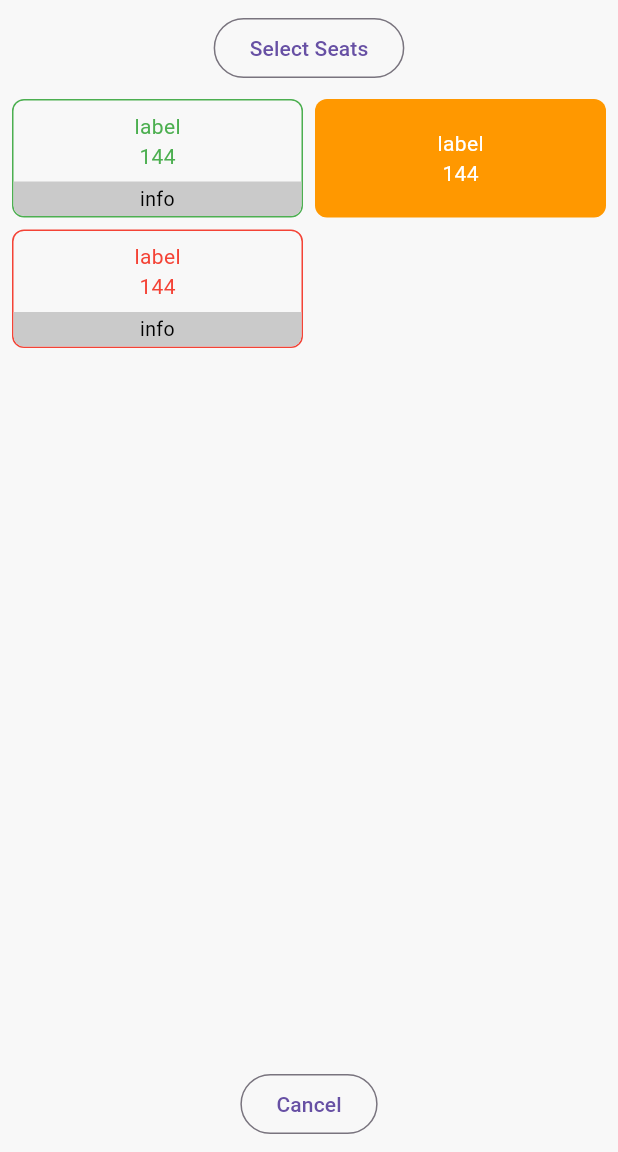
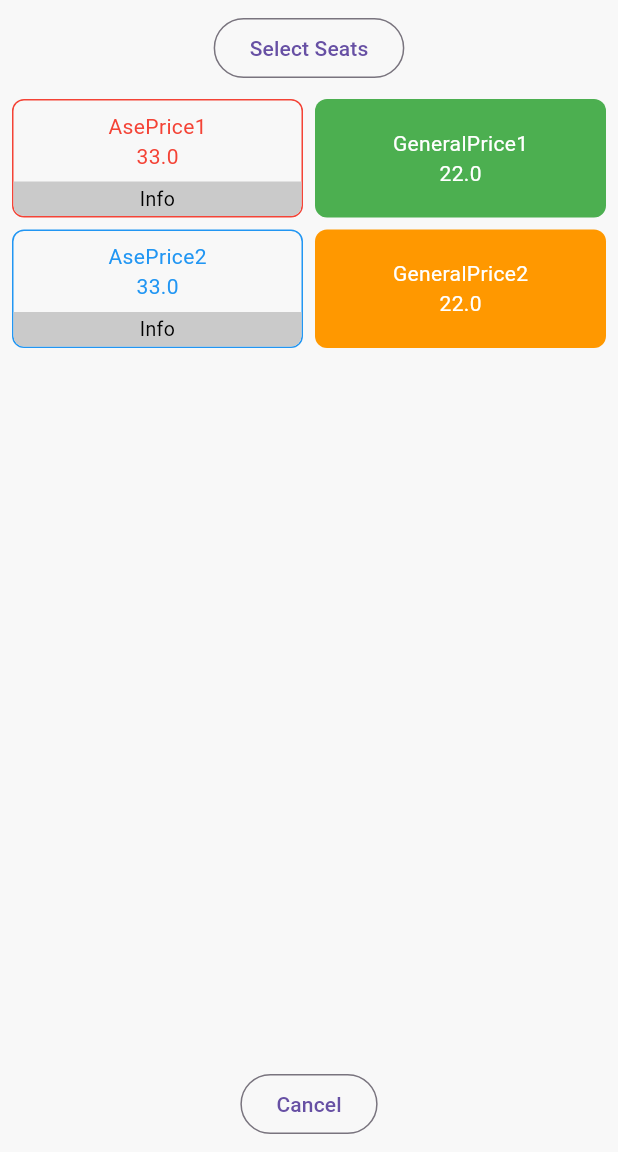
Before and after one commit to NKoroloff/flutter-test, a Flutter app: the SelectSeatsView screen opened by its route, on a phone screen of 412 x 824 dp, the part 84-1236 px from its top. Run offline on Flutter 3.47's test engine with Material 3 defaults, Android fonts, the phone set to English and light mode, and no system bars; our stand-ins replace get.

Commit message:
general, ase prices models. select seats, edit price view

```diff
--- /dev/null
+++ b/lib/modules/cash_drawer/bindings/select_seats_binding.dart
@@ -0,0 +1,9 @@
+import 'package:get/get.dart';
+import 'package:purplepass_test_task/modules/cash_drawer/controllers/price_controller.dart';
+
+class SelectSeatsBinding extends Bindings {
+  @override
+  void dependencies() {
+    Get.put<PriceController>(PriceController());
+  }
+}
--- a/lib/modules/cash_drawer/controllers/price_controller.dart
+++ b/lib/modules/cash_drawer/controllers/price_controller.dart
@@ -1,37 +1,72 @@
 import 'package:flutter/material.dart';
 import 'package:get/get.dart';
 import 'package:purplepass_test_task/modules/cash_drawer/models/ase_price_model.dart';
+import 'package:purplepass_test_task/modules/cash_drawer/models/custom_price.dart';
 import 'package:purplepass_test_task/modules/cash_drawer/models/general_price_model.dart';
 import 'package:purplepass_test_task/modules/cash_drawer/models/price_colors_model.dart';
 import 'package:purplepass_test_task/modules/cash_drawer/models/price_model.dart';
 
 class PriceController extends GetxController {
-  var prices = <Price>[
-    AsePrice(
-      priceColor: PriceColor(color: Colors.blue, name: 'Blue', id: 'blue3'),
-      rowName: '1',
-      seatName: '2',
-      section: 'vip',
-      quantity: 2,
-      id: 1,
-      name: '',
-    ),
-    GeneralPrice(
-      quantity: 2,
-      priceColor: PriceColor(color: Colors.blue, name: 'Blue', id: 'blue3'),
-      id: 2,
-      name: 'name',
-    ),
-  ].obs;
-
-  var defaultColors = <PriceColor>[
+  final defaultColors = <PriceColor>[
     PriceColor(color: Colors.red, name: 'Red', id: 'red1'),
     PriceColor(color: Colors.green, name: 'Green', id: 'green2'),
     PriceColor(color: Colors.blue, name: 'Blue', id: 'blue3'),
+    PriceColor(color: Colors.orange, name: 'Orange', id: 'orange4'),
   ];
+
+  late final RxList<Price> prices = _initializePrices();
+
+  RxList<Price> _initializePrices() {
+    return <Price>[
+      AsePrice(
+        priceColor: defaultColors[0],
+        quantity: 2,
+        id: 1,
+        name: 'AsePrice1',
+        price: 33,
+        info: 'Info',
+        customPrice: CustomPrice(value: '0', quantity: 0),
+      ),
+      GeneralPrice(
+        quantity: 2,
+        priceColor: defaultColors[1],
+        id: 2,
+        name: 'GeneralPrice1',
+        price: 22,
+        customPrice: CustomPrice(value: '0', quantity: 0),
+      ),
+      AsePrice(
+        priceColor: defaultColors[2],
+        quantity: 2,
+        id: 3,
+        name: 'AsePrice2',
+        price: 33,
+        info: 'Info',
+        customPrice: CustomPrice(value: '0', quantity: 0),
+      ),
+      GeneralPrice(
+        quantity: 2,
+        priceColor: defaultColors[3],
+        id: 4,
+        name: 'GeneralPrice2',
+        price: 22,
+        customPrice: CustomPrice(value: '0', quantity: 0),
+      ),
+    ].obs;
+  }
 
   void handleNameChange(int index, String value) {
     prices[index].name = value;
+    prices.refresh();
+  }
+
+  void handleChangePrice(int index, double value) {
+    prices[index].price = value;
+    prices.refresh();
+  }
+
+  void handleChangeQuantity(int index, int value) {
+    prices[index].quantity = value;
     prices.refresh();
   }
 
--- a/lib/modules/cash_drawer/models/ase_price_model.dart
+++ b/lib/modules/cash_drawer/models/ase_price_model.dart
@@ -1,22 +1,34 @@
 // ignore_for_file: public_member_api_docs, sort_constructors_first
+import 'package:flutter/material.dart';
+import 'package:purplepass_test_task/modules/cash_drawer/models/custom_price.dart';
 import 'package:purplepass_test_task/modules/cash_drawer/models/price_colors_model.dart';
 import 'package:purplepass_test_task/modules/cash_drawer/models/price_model.dart';
 
 class AsePrice extends Price {
-  PriceColor priceColor;
-  int quantity;
-  int id;
-  String name;
-  String rowName;
-  String seatName;
-  String section;
+  final String? info;
+  final Color? infoBackgroundColor;
   AsePrice({
-    required this.priceColor,
-    required this.quantity,
-    required this.id,
-    required this.name,
-    required this.rowName,
-    required this.seatName,
-    required this.section,
-  }) : super(priceColor: priceColor, quantity: quantity, id: id, name: name, type: PriceType.ase);
+    required CustomPrice customPrice,
+    required PriceColor priceColor,
+    required int quantity,
+    required double price,
+    required int id,
+    required String name,
+    this.info,
+    this.infoBackgroundColor,
+    PriceButtonVariant variant = PriceButtonVariant.outlined,
+    bool disabled = false,
+    VoidCallback? onTap,
+  }) : super(
+         customPrice: customPrice,
+         priceColor: priceColor,
+         quantity: quantity,
+         id: id,
+         price: price,
+         name: name,
+         type: PriceType.ase,
+         variant: variant,
+         disabled: disabled,
+         onTap: onTap,
+       );
 }
--- /dev/null
+++ b/lib/modules/cash_drawer/models/custom_price.dart
@@ -0,0 +1,6 @@
+class CustomPrice {
+  bool isActive;
+  String value;
+  int quantity;
+  CustomPrice({required this.value, required this.quantity, this.isActive = false});
+}
--- a/lib/modules/cash_drawer/models/general_price_model.dart
+++ b/lib/modules/cash_drawer/models/general_price_model.dart
@@ -1,17 +1,29 @@
+import 'package:flutter/material.dart';
+import 'package:purplepass_test_task/modules/cash_drawer/models/custom_price.dart';
 import 'package:purplepass_test_task/modules/cash_drawer/models/price_colors_model.dart';
 import 'package:purplepass_test_task/modules/cash_drawer/models/price_model.dart';
 
 class GeneralPrice extends Price {
   GeneralPrice({
+    required CustomPrice customPrice,
+    required PriceColor priceColor,
     required int quantity,
-    required PriceColor priceColor,
+    required double price,
     required int id,
     required String name,
+    PriceButtonVariant variant = PriceButtonVariant.filled,
+    bool disabled = false,
+    VoidCallback? onTap,
   }) : super(
+         customPrice: customPrice,
          quantity: quantity,
          priceColor: priceColor,
          id: id,
          name: name,
          type: PriceType.general,
+         variant: variant,
+         disabled: disabled,
+         onTap: onTap,
+         price: price,
        );
 }
--- a/lib/modules/cash_drawer/models/inventory_button_model.dart
+++ b/lib/modules/cash_drawer/models/inventory_button_model.dart
@@ -1,9 +1,9 @@
 import 'package:flutter/material.dart';
 
-enum InventoryButtonVariant { outlined, filled }
+enum PriceButtonVariant { outlined, filled }
 
 class InventoryItem {
-  final InventoryButtonVariant variant;
+  final PriceButtonVariant variant;
   final Color color;
   final VoidCallback onTap;
   final String label;
--- a/lib/modules/cash_drawer/models/price_model.dart
+++ b/lib/modules/cash_drawer/models/price_model.dart
@@ -1,19 +1,35 @@
+// ignore_for_file: public_member_api_docs, sort_constructors_first
+import 'package:flutter/material.dart';
+import 'package:purplepass_test_task/modules/cash_drawer/models/custom_price.dart';
+
 import 'package:purplepass_test_task/modules/cash_drawer/models/price_colors_model.dart';
 
 enum PriceType { general, ase }
 
+enum PriceButtonVariant { outlined, filled }
+
 abstract class Price {
+  PriceButtonVariant variant;
+  PriceColor priceColor;
+  PriceType type;
+  bool disabled;
   int quantity;
-  PriceColor priceColor;
+  double price;
+  String name;
   int id;
-  String name;
-  PriceType type;
+  VoidCallback? onTap;
+  CustomPrice customPrice;
   Price({
     required this.priceColor,
+    required this.customPrice,
     required this.quantity,
-    required this.id,
+    required this.variant,
+    required this.price,
     required this.name,
     required this.type,
+    required this.id,
+    this.disabled = false,
+    this.onTap,
   });
 
   @override
--- a/lib/modules/cash_drawer/views/select_seats_view.dart
+++ b/lib/modules/cash_drawer/views/select_seats_view.dart
@@ -1,39 +1,15 @@
 import 'package:flutter/material.dart';
-import 'package:get/utils.dart';
-import 'package:purplepass_test_task/modules/cash_drawer/models/inventory_button_model.dart';
-import 'package:purplepass_test_task/modules/cash_drawer/views/settings/widgets/inventory_button.dart';
+import 'package:get/get.dart';
+import 'package:purplepass_test_task/modules/cash_drawer/controllers/price_controller.dart';
+import 'package:purplepass_test_task/modules/cash_drawer/models/ase_price_model.dart';
+import 'package:purplepass_test_task/modules/cash_drawer/views/settings/widgets/price_button.dart';
 
 class SelectSeatsView extends StatelessWidget {
   const SelectSeatsView({super.key});
 
   @override
   Widget build(BuildContext context) {
-    final items = [
-      InventoryItem(
-        variant: InventoryButtonVariant.outlined,
-        onTap: () {},
-        label: 'label',
-        price: '144',
-        info: 'info',
-        color: Colors.green,
-      ),
-      InventoryItem(
-        variant: InventoryButtonVariant.filled,
-        onTap: () {},
-        label: 'label',
-        price: '144',
-        color: Colors.orange,
-      ),
-      InventoryItem(
-        variant: InventoryButtonVariant.outlined,
-        onTap: () {},
-        label: 'label',
-        price: '144',
-        info: 'info',
-        color: Colors.red,
-        infoBackgroundColor: Colors.black,
-      ),
-    ];
+    var controller = Get.find<PriceController>();
 
     return Scaffold(
       appBar: AppBar(
@@ -57,7 +33,7 @@ class SelectSeatsView extends StatelessWidget {
 
             Expanded(
               child: GridView.builder(
-                itemCount: items.length,
+                itemCount: controller.prices.length,
                 padding: const EdgeInsets.only(bottom: 8),
                 gridDelegate: const SliverGridDelegateWithMaxCrossAxisExtent(
                   maxCrossAxisExtent: 200,
@@ -66,14 +42,19 @@ class SelectSeatsView extends StatelessWidget {
                   mainAxisExtent: 79,
                 ),
                 itemBuilder: (context, index) {
-                  final item = items[index];
-                  return InventoryButton(
+                  final item = controller.prices[index];
+                  final info = item is AsePrice ? item.info : null;
+                  // final infoBg = item is AsePrice ? item.infoBackgroundColor : null;
+
+                  return PriceButton(
                     variant: item.variant,
-                    onTap: item.onTap,
-                    label: item.label,
+                    onTap: () {
+                      Get.toNamed('/mvc/edit-prices/$index');
+                    },
+                    name: item.name,
                     price: item.price,
-                    info: item.info,
-                    color: item.color,
+                    info: info,
+                    color: item.priceColor.color,
                   );
                 },
               ),
--- a/lib/modules/cash_drawer/views/settings/widgets/inventory_button.dart
+++ b/lib/modules/cash_drawer/views/settings/widgets/price_button.dart
@@ -1,29 +1,29 @@
 import 'package:flutter/material.dart';
-import 'package:purplepass_test_task/modules/cash_drawer/models/inventory_button_model.dart';
+import 'package:purplepass_test_task/modules/cash_drawer/models/price_model.dart';
 
 bool isDark(Color color) {
   final luminance = color.computeLuminance();
   return luminance < 0.5;
 }
 
-class InventoryButton extends StatelessWidget {
-  const InventoryButton({
+class PriceButton extends StatelessWidget {
+  const PriceButton({
     required this.variant,
     required this.color,
     required this.onTap,
-    required this.label,
+    required this.name,
     required this.price,
     this.infoBackgroundColor = const Color.fromARGB(255, 202, 202, 202),
     this.disabled = false,
     this.info,
     super.key,
   });
-  final InventoryButtonVariant variant;
+  final PriceButtonVariant variant;
   final Color infoBackgroundColor;
-  final void Function() onTap;
+  final VoidCallback onTap;
   final bool disabled;
-  final String label;
-  final String price;
+  final String name;
+  final double price;
   final String? info;
   final Color color;
 
@@ -33,17 +33,15 @@ class InventoryButton extends StatelessWidget {
 
     final backgroundColor = disabled
         ? Colors.transparent
-        : (variant == InventoryButtonVariant.filled ? color : Colors.transparent);
+        : (variant == PriceButtonVariant.filled ? color : Colors.transparent);
 
     final borderColor = disabled
         ? Border.all(color: Colors.grey.shade300)
-        : Border.all(
-            color: variant == InventoryButtonVariant.outlined ? color : Colors.transparent,
-          );
+        : Border.all(color: variant == PriceButtonVariant.outlined ? color : Colors.transparent);
 
     final textColor = disabled
         ? Colors.grey.shade600
-        : (variant == InventoryButtonVariant.filled ? Colors.white : color);
+        : (variant == PriceButtonVariant.filled ? Colors.white : color);
 
     final infoBg = disabled ? Colors.grey.shade300 : infoBackgroundColor;
 
@@ -74,12 +72,12 @@ class InventoryButton extends StatelessWidget {
                 child: Column(
                   children: [
                     Text(
-                      label,
+                      name,
                       style: TextStyle(color: textColor),
                       overflow: TextOverflow.ellipsis,
                     ),
                     Text(
-                      price,
+                      price.toString(),
                       style: TextStyle(color: textColor),
                       overflow: TextOverflow.ellipsis,
                     ),
--- a/lib/routes/app_pages.dart
+++ b/lib/routes/app_pages.dart
@@ -1,6 +1,7 @@
 import 'package:get/get.dart';
 import 'package:purplepass_test_task/modules/cash_drawer/bindings/cash_drawer_binding.dart';
 import 'package:purplepass_test_task/modules/cash_drawer/bindings/edit_prices_binding.dart';
+import 'package:purplepass_test_task/modules/cash_drawer/bindings/select_seats_binding.dart';
 import 'package:purplepass_test_task/modules/cash_drawer/bindings/settings_binding.dart';
 import 'package:purplepass_test_task/modules/cash_drawer/views/credit_card_input_view.dart';
 import 'package:purplepass_test_task/modules/cash_drawer/views/cash_drawer_view.dart';
@@ -31,7 +32,11 @@ class AppPages {
       page: () => const EditPricesView(),
       binding: EditPricesBinding(),
     ),
-    GetPage<SelectSeatsView>(name: _Paths.selectSeats, page: () => const SelectSeatsView()),
+    GetPage<SelectSeatsView>(
+      name: _Paths.selectSeats,
+      page: () => const SelectSeatsView(),
+      binding: SelectSeatsBinding(),
+    ),
     GetPage<CreditCardInputView>(name: _Paths.cardInput, page: () => const CreditCardInputView()),
   ];
 }
--- a/lib/routes/app_routes.dart
+++ b/lib/routes/app_routes.dart
@@ -14,7 +14,7 @@ abstract class _Paths {
   _Paths._();
   static const cashDrawer = '/mvc/cash-drawer';
   static const settings = '/mvc/settings';
-  static const editPrices = '/mvc/edit-prices';
+  static const editPrices = '/mvc/edit-prices/:index';
   static const selectSeats = '/mvc/select-seats';
   static const cardInput = '/mvc/card-input';
 }
```
Also changed, not shown: lib/modules/cash_drawer/views/edit_prices_view.dart (+36 -11 lines).
